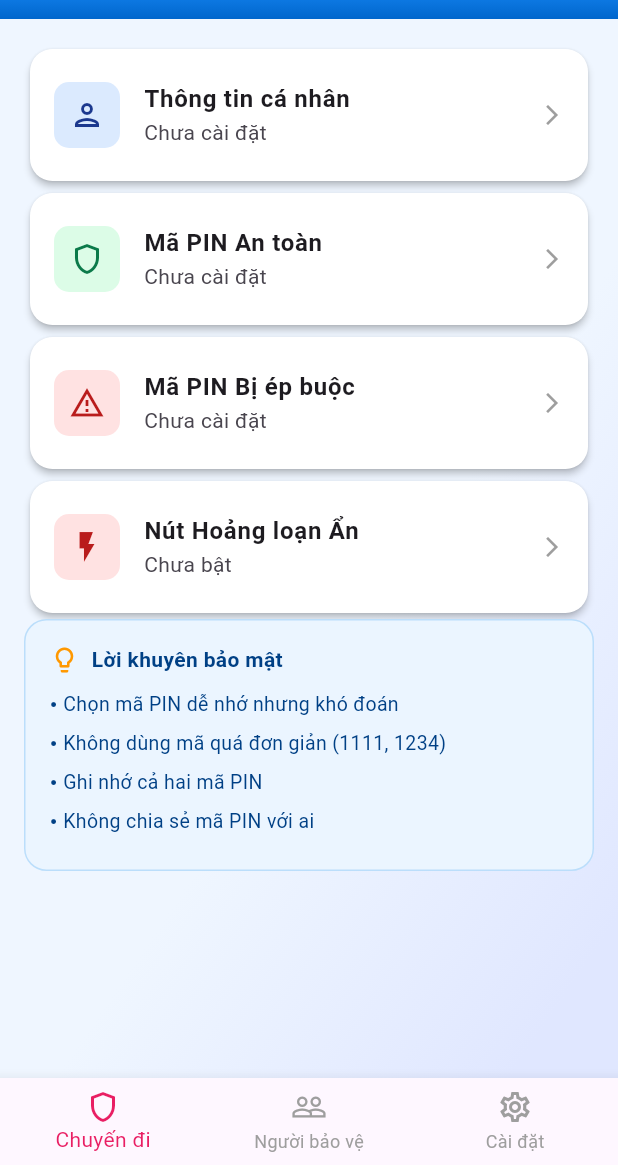
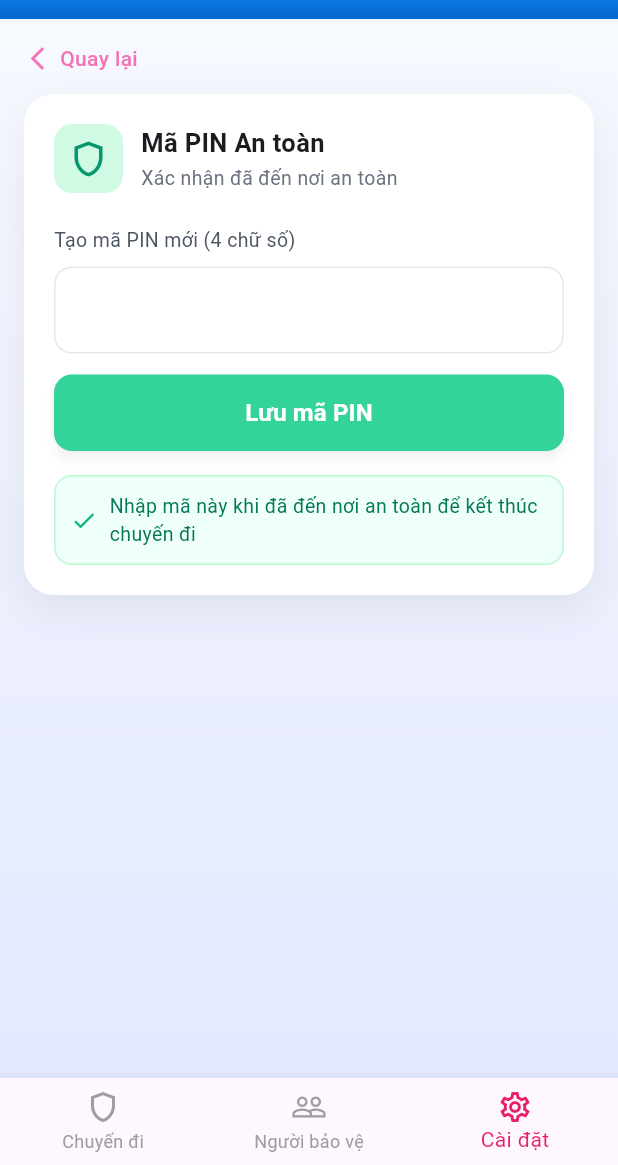
Before and after one commit to NguyenDucAnhhh/SafeTrek, a Flutter app: the screen it shows after launch, after a tap on "Mã PIN An toàn", on a phone screen of 412 x 824 dp, the part 71-1236 px from its top. Run offline on Flutter 3.47's test engine with Material 3 defaults, Android fonts, the phone set to English and light mode, and no system bars; Roboto replaces fonts that are missing (Arimo).

Commit message:
update setting safe PIN screen

```diff
--- a/lib/screens/setting/setting.dart
+++ b/lib/screens/setting/setting.dart
@@ -67,7 +67,12 @@ class _SettingState extends State<Setting> {
                 iconBgColor: const Color(0xFFDCFCE7),
                 title: 'Mã PIN An toàn',
                 subtitle: _hasSafePin ? 'Đã cài đặt' : 'Chưa cài đặt',
-                onTap: (){},
+                onTap: (){
+                  Navigator.push(
+                    context,
+                    MaterialPageRoute(builder: (context) => const SettingSafePIN()),
+                  );
+                },
               ),
 
               ActionCard(
--- a/lib/screens/setting/setting_safePIN.dart
+++ b/lib/screens/setting/setting_safePIN.dart
@@ -0,0 +1,217 @@
+import 'package:flutter/material.dart';
+import 'package:safetrek_project/widgets/app_bar.dart';
+import 'package:safetrek_project/widgets/bottom_navigation.dart';
+
+class SettingSafePIN extends StatefulWidget {
+  const SettingSafePIN({super.key});
+
+  @override
+  State<SettingSafePIN> createState() => _SettingSafePINState();
+}
+
+class _SettingSafePINState extends State<SettingSafePIN> {
+
+  int _selectedIndex = 2;
+  void _onItemTapped(int index) {
+    setState(() {
+      _selectedIndex = index;
+    });
+  }
+
+  @override
+  InputDecoration _inputStyle() {
+    return InputDecoration(
+      contentPadding: const EdgeInsets.symmetric(horizontal: 16, vertical: 14),
+      enabledBorder: OutlineInputBorder(
+        borderRadius: BorderRadius.circular(12),
+        borderSide: const BorderSide(color: Color(0xFFE5E7EB)),
+      ),
+      focusedBorder: OutlineInputBorder(
+        borderRadius: BorderRadius.circular(12),
+        borderSide: const BorderSide(color: Color(0xFF34D399)),
+      ),
+      filled: true,
+      fillColor: Colors.white,
+    );
+  }
+
+  @override
+  Widget build(BuildContext context) {
+    return Scaffold(
+      appBar: const CustomAppBar(),
+      body: Container(
+        width: double.infinity,
+        decoration: const BoxDecoration(
+          gradient: LinearGradient(
+            begin: Alignment.topCenter,
+            end: Alignment.bottomCenter,
+            colors: [
+              Color(0xFFF7F9FF),
+              Color(0xFFE3E9FF),
+            ],
+          ),
+        ),
+        child: SafeArea(
+          child: ListView(
+            padding: const EdgeInsets.symmetric(horizontal: 16, vertical: 16),
+            children: [
+              // Back row
+              GestureDetector(
+                onTap: () => Navigator.maybePop(context),
+                child: Row(
+                  children: const [
+                    Icon(Icons.arrow_back_ios_new,
+                        size: 18, color: Color(0xFFF472B6)),
+                    SizedBox(width: 6),
+                    Text(
+                      "Quay lại",
+                      style: TextStyle(
+                        color: Color(0xFFF472B6),
+                        fontWeight: FontWeight.w500,
+                      ),
+                    )
+                  ],
+                ),
+              ),
+
+              const SizedBox(height: 14),
+
+              Center(
+                child: Container(
+                  padding: const EdgeInsets.all(20),
+                  constraints: const BoxConstraints(maxWidth: 520),
+                  decoration: BoxDecoration(
+                    color: Colors.white,
+                    borderRadius: BorderRadius.circular(20),
+                    boxShadow: [
+                      BoxShadow(
+                        color: Colors.black.withOpacity(0.07),
+                        blurRadius: 25,
+                        offset: const Offset(0, 10),
+                      ),
+                    ],
+                  ),
+                  child: Column(
+                    crossAxisAlignment: CrossAxisAlignment.start,
+                    children: [
+                      Row(
+                        children: [
+                          Container(
+                            width: 46,
+                            height: 46,
+                            decoration: BoxDecoration(
+                              color: const Color(0xFFD1FAE5),
+                              borderRadius: BorderRadius.circular(12),
+                            ),
+                            child: const Icon(Icons.shield_outlined,
+                                size: 28, color: Color(0xFF059669)),
+                          ),
+                          const SizedBox(width: 12),
+                          Column(
+                            crossAxisAlignment: CrossAxisAlignment.start,
+                            children: const [
+                              Text(
+                                "Mã PIN An toàn",
+                                style: TextStyle(
+                                    fontSize: 17, fontWeight: FontWeight.w600),
+                              ),
+                              SizedBox(height: 2),
+                              Text(
+                                "Xác nhận đã đến nơi an toàn",
+                                style: TextStyle(
+                                  fontSize: 13,
+                                  color: Color(0xFF6B7280),
+                                ),
+                              ),
+                            ],
+                          ),
+                        ],
+                      ),
+
+                      const SizedBox(height: 22),
+
+                      const Text(
+                        "Tạo mã PIN mới (4 chữ số)",
+                        style: TextStyle(
+                          fontSize: 13,
+                          color: Color(0xFF4B5563),
+                        ),
+                      ),
+
+                      const SizedBox(height: 8),
+
+                      TextField(
+                        keyboardType: TextInputType.number,
+                        maxLength: 4,
+                        textAlign: TextAlign.center,
+                        decoration: _inputStyle().copyWith(counterText: ""),
+                        style: const TextStyle(letterSpacing: 4, fontSize: 20, fontWeight: FontWeight.w600,),
+                      ),
+
+                      const SizedBox(height: 14),
+
+                      SizedBox(
+                        width: double.infinity,
+                        child: ElevatedButton(
+                          onPressed: (){},
+                          style: ElevatedButton.styleFrom(
+                            padding: const EdgeInsets.symmetric(vertical: 14),
+                            shape: RoundedRectangleBorder(
+                                borderRadius: BorderRadius.circular(12)),
+                            backgroundColor: const Color(0xFF34D399),
+                            elevation: 3,
+                            shadowColor: Colors.black26,
+                          ),
+                          child: const Text(
+                            "Lưu mã PIN",
+                            style: TextStyle(
+                              fontSize: 16,
+                              fontWeight: FontWeight.w600,
+                              color: Colors.white,
+                            ),
+                          ),
+                        ),
+                      ),
+
+                      const SizedBox(height: 16),
+
+                      Container(
+                        width: double.infinity,
+                        padding: const EdgeInsets.all(10),
+                        decoration: BoxDecoration(
+                          color: const Color(0xFFEFFFFA),
+                          borderRadius: BorderRadius.circular(12),
+                          border: Border.all(color: const Color(0xFFBBF7D0)),
+                        ),
+                        child: const Row(
+                          children: [
+                            Icon(Icons.check,
+                                size: 18, color: Color(0xFF10B981)),
+                            SizedBox(width: 8),
+                            Expanded(
+                              child: Text(
+                                "Nhập mã này khi đã đến nơi an toàn để kết thúc chuyến đi",
+                                style: TextStyle(
+                                  fontSize: 13,
+                                  color: Color(0xFF047857),
+                                ),
+                              ),
+                            ),
+                          ],
+                        ),
+                      ),
+                    ],
+                  ),
+                ),
+              ),
+            ],
+          ),
+        ),
+      ),
+      bottomNavigationBar: BottomNavigation(
+        currentIndex: _selectedIndex,
+        onTap: _onItemTapped,
+      ),
+    );
+  }
+}
```
